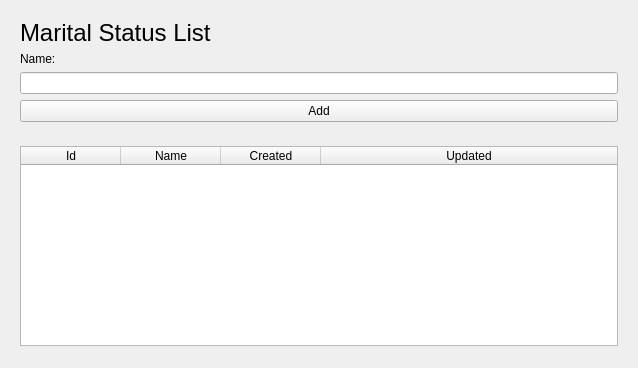
Before: the Qt Designer form views/maritalStatus.ui in Nodees/sale, drawn with Qt 5.
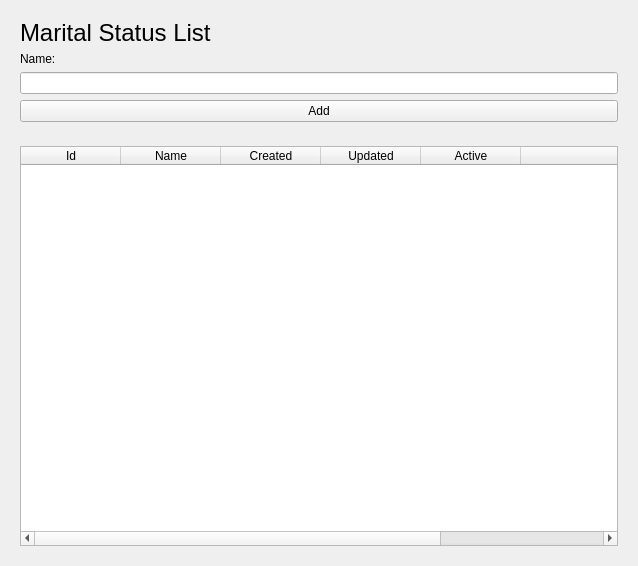
After: the same form once the commit is applied.

What changed in the file:
```diff
--- a/views/maritalStatus.ui
+++ b/views/maritalStatus.ui
@@ -7,7 +7,7 @@
     <x>0</x>
     <y>0</y>
     <width>638</width>
-    <height>368</height>
+    <height>562</height>
    </rect>
   </property>
   <property name="windowTitle">
@@ -66,21 +66,18 @@
      <layout class="QVBoxLayout" name="verticalLayout_4">
       <item>
        <widget class="QTableWidget" name="list_maritalstatus">
+        <property name="sizePolicy">
+         <sizepolicy hsizetype="Ignored" vsizetype="Ignored">
+          <horstretch>0</horstretch>
+          <verstretch>0</verstretch>
+         </sizepolicy>
+        </property>
         <property name="minimumSize">
          <size>
           <width>0</width>
-          <height>200</height>
+          <height>400</height>
          </size>
         </property>
-        <property name="maximumSize">
-         <size>
-          <width>16777215</width>
-          <height>200</height>
-         </size>
-        </property>
-        <attribute name="horizontalHeaderStretchLastSection">
-         <bool>true</bool>
-        </attribute>
         <column>
          <property name="text">
           <string>Id</string>
@@ -113,9 +110,24 @@
           <set>AlignCenter</set>
          </property>
         </column>
-       </widget>
-      </item>
-     </layout>
+        <column>
+         <property name="text">
+          <string>Active</string>
+         </property>
+         <property name="textAlignment">
+          <set>AlignCenter</set>
+         </property>
+        </column>
+        <column>
+         <property name="text">
+          <string/>
+         </property>
+        </column>
+        <column>
+         <property name="text">
+          <string/>
+         </property>
+        </column>
     </widget>
    </item>
    <item>
@@ -130,6 +142,9 @@
       </size>
      </property>
     </spacer>
+      </item>
+     </layout>
+    </widget>
    </item>
   </layout>
  </widget>
```
Left out of the diff: 2 changed lines with no effect on the pictures. Lines whose indentation alone changed are shown as unchanged.
